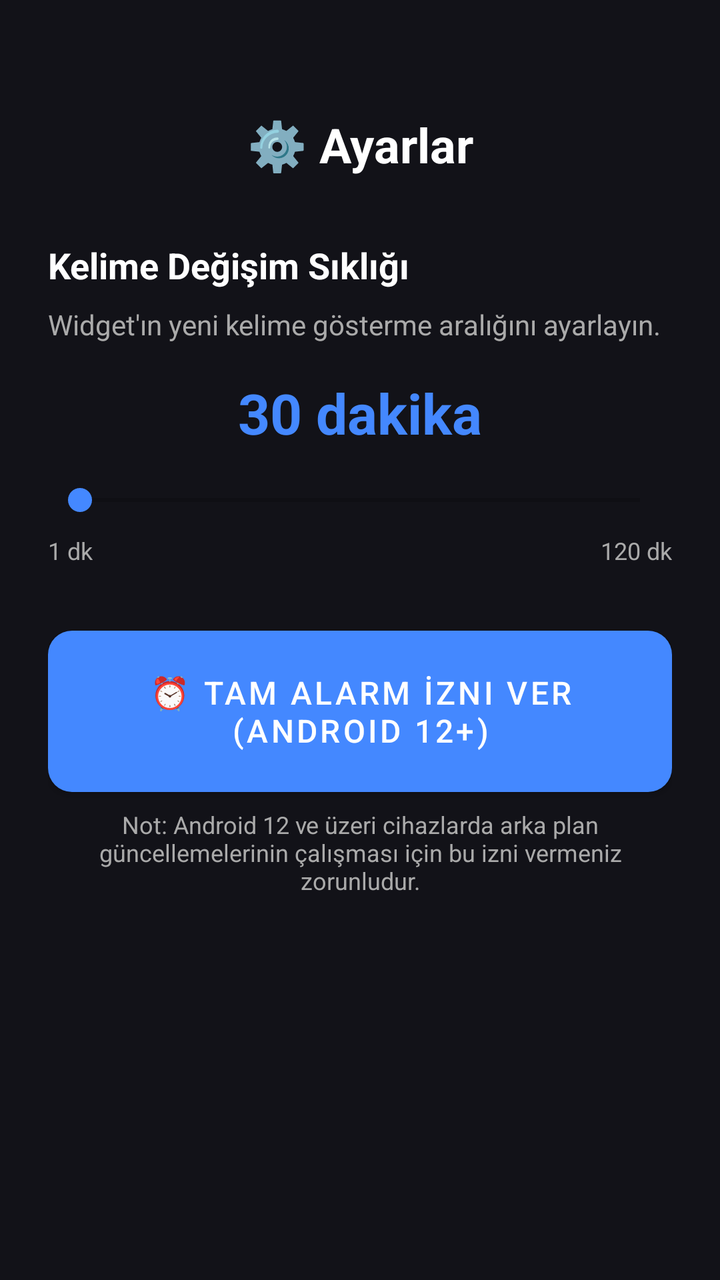
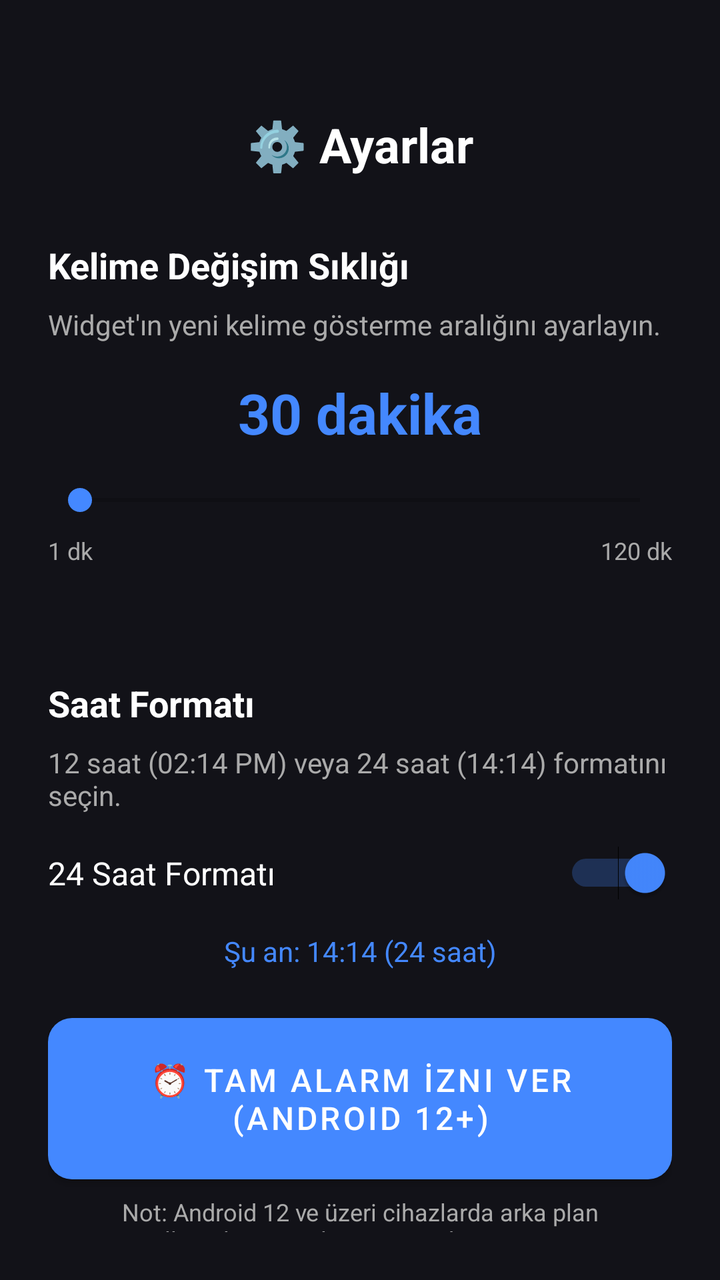

Compare the two renders of this Android layout. The source of the first and the diff that turns it into the second are given below.
<!-- AndroidManifest.xml: application theme Theme.WordWidget -->
<!-- res/layout/activity_settings.xml -->
<?xml version="1.0" encoding="utf-8"?>
<LinearLayout xmlns:android="http://schemas.android.com/apk/res/android"
    android:layout_width="match_parent"
    android:layout_height="match_parent"
    android:background="@color/background"
    android:orientation="vertical"
    android:padding="24dp">

    <TextView
        android:layout_width="match_parent"
        android:layout_height="wrap_content"
        android:text="⚙️ Ayarlar"
        android:textColor="@color/text_primary"
        android:textSize="24sp"
        android:textStyle="bold"
        android:gravity="center"
        android:layout_marginTop="32dp"
        android:layout_marginBottom="32dp" />

    
    <TextView
        android:layout_width="match_parent"
        android:layout_height="wrap_content"
        android:text="Kelime Değişim Sıklığı"
        android:textColor="@color/text_primary"
        android:textSize="18sp"
        android:textStyle="bold"
        android:layout_marginBottom="8dp" />

    <TextView
        android:layout_width="match_parent"
        android:layout_height="wrap_content"
        android:text="Widget'ın yeni kelime gösterme aralığını ayarlayın."
        android:textColor="@color/text_secondary"
        android:textSize="14sp"
        android:layout_marginBottom="16dp" />

    
    <TextView
        android:id="@+id/tv_interval_value"
        android:layout_width="match_parent"
        android:layout_height="wrap_content"
        android:text="30 dakika"
        android:textColor="@color/primary"
        android:textSize="28sp"
        android:textStyle="bold"
        android:gravity="center"
        android:layout_marginBottom="16dp" />

    
    <SeekBar
        android:id="@+id/seekbar_interval"
        android:layout_width="match_parent"
        android:layout_height="wrap_content"
        android:layout_marginBottom="8dp"
        android:progressTint="@color/primary"
        android:thumbTint="@color/primary" />

    <LinearLayout
        android:layout_width="match_parent"
        android:layout_height="wrap_content"
        android:orientation="horizontal"
        android:layout_marginBottom="32dp">
        <TextView android:layout_width="wrap_content" android:layout_height="wrap_content" android:text="1 dk" android:textColor="@color/text_secondary" android:textSize="12sp" />
        <View android:layout_width="0dp" android:layout_height="0dp" android:layout_weight="1" />
        <TextView android:layout_width="wrap_content" android:layout_height="wrap_content" android:text="120 dk" android:textColor="@color/text_secondary" android:textSize="12sp" />
    </LinearLayout>

    
    <Button
        android:id="@+id/btn_enable_exact_alarm"
        android:layout_width="match_parent"
        android:layout_height="wrap_content"
        android:background="@drawable/button_background"
        android:backgroundTint="#FF9800"
        android:text="⏰ Tam Alarm İzni Ver (Android 12+)"
        android:textColor="#FFFFFF"
        android:textSize="16sp"
        android:padding="14dp" />

    <TextView
        android:layout_width="match_parent"
        android:layout_height="wrap_content"
        android:text="Not: Android 12 ve üzeri cihazlarda arka plan güncellemelerinin çalışması için bu izni vermeniz zorunludur."
        android:textColor="@color/text_secondary"
        android:textSize="12sp"
        android:layout_marginTop="8dp"
        android:gravity="center" />

</LinearLayout>
<!-- resources referenced by this layout -->
<resources>
  <color name="background">#121218</color>
  <color name="primary">#4488FF</color>
  <color name="text_primary">#FFFFFF</color>
  <color name="text_secondary">#AAAAAA</color>
  <!-- drawable button_background (drawable) -->
  <?xml version="1.0" encoding="utf-8"?>
  <shape xmlns:android="http://schemas.android.com/apk/res/android"
      android:shape="rectangle">
  
      <solid android:color="#4488FF" />
      <corners android:radius="12dp" />
  
  </shape>
  <style name="Theme.WordWidget" parent="Theme.MaterialComponents.DayNight.NoActionBar">
          <item name="colorPrimary">@color/primary</item>
          <item name="colorPrimaryDark">@color/primary_dark</item>
          <item name="colorAccent">@color/accent</item>
          <item name="android:windowBackground">@color/background</item>
          <item name="android:statusBarColor">@color/background</item>
          <item name="android:navigationBarColor">@color/background</item>
      </style>
  <color name="primary_dark">#2266DD</color>
  <color name="accent">#4488FF</color>
</resources>

<!-- the commit's change to res/layout/activity_settings.xml (unified diff, before → after) -->
@@ -67,6 +67,61 @@
     </LinearLayout>
 
     
+    <TextView
+        android:layout_width="match_parent"
+        android:layout_height="wrap_content"
+        android:text="Saat Formatı"
+        android:textColor="@color/text_primary"
+        android:textSize="18sp"
+        android:textStyle="bold"
+        android:layout_marginTop="24dp"
+        android:layout_marginBottom="8dp" />
+
+    <TextView
+        android:layout_width="match_parent"
+        android:layout_height="wrap_content"
+        android:text="12 saat (02:14 PM) veya 24 saat (14:14) formatını seçin."
+        android:textColor="@color/text_secondary"
+        android:textSize="14sp"
+        android:layout_marginBottom="16dp" />
+
+    
+    <LinearLayout
+        android:layout_width="match_parent"
+        android:layout_height="wrap_content"
+        android:orientation="horizontal"
+        android:gravity="center_vertical"
+        android:layout_marginBottom="16dp">
+
+        <TextView
+            android:layout_width="0dp"
+            android:layout_height="wrap_content"
+            android:layout_weight="1"
+            android:text="24 Saat Formatı"
+            android:textColor="@color/text_primary"
+            android:textSize="16sp" />
+
+        <Switch
+            android:id="@+id/switch_time_format"
+            android:layout_width="wrap_content"
+            android:layout_height="wrap_content"
+            android:checked="true"
+            android:thumbTint="@color/primary"
+            android:trackTint="@color/primary" />
+
+    </LinearLayout>
+
+    <TextView
+        android:id="@+id/tv_time_format_info"
+        android:layout_width="match_parent"
+        android:layout_height="wrap_content"
+        android:text="Şu an: 14:14 (24 saat)"
+        android:textColor="@color/primary"
+        android:textSize="14sp"
+        android:gravity="center"
+        android:layout_marginBottom="24dp" />
+
+    
     <Button
         android:id="@+id/btn_enable_exact_alarm"
         android:layout_width="match_parent"
